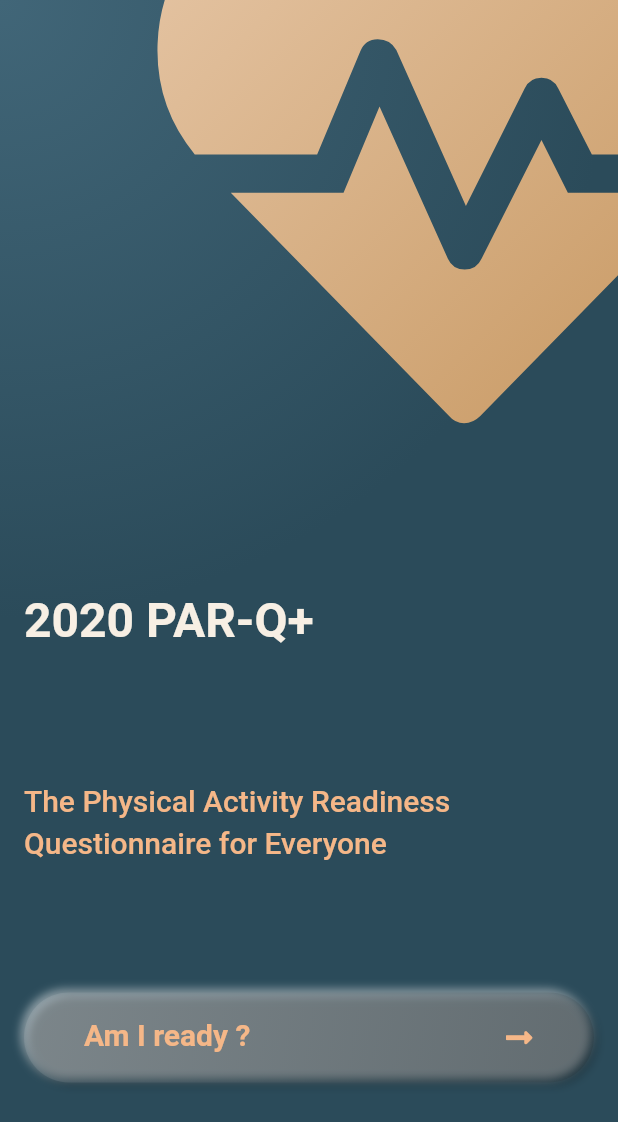
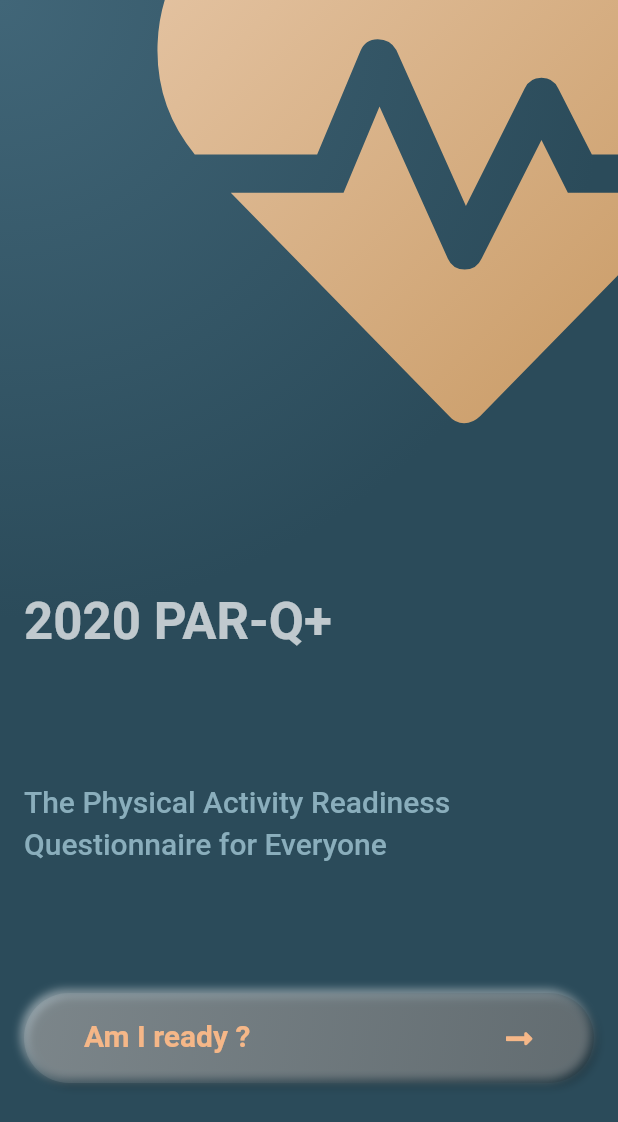
Before and after one commit to louisdeveseleer/parq, a Flutter app: the screen it shows after launch, on a phone screen of 412 x 824 dp. Shown: the top 1122 px of the screen. Run offline on Flutter 3.47's test engine with Material 2 defaults, Android fonts, the phone set to English and light mode, and no system bars; drawn by our look-alikes of flutter_neumorphic; our stand-ins replace font_awesome_flutter, package_info, page_transition.

Commit message:
update windows

```diff
--- a/lib/common_widgets/linear_gradient_mask.dart
+++ /dev/null
@@ -1,19 +0,0 @@
-import 'package:flutter/material.dart';
-
-class LinearGradientMask extends StatelessWidget {
-  LinearGradientMask({this.child});
-  final Widget child;
-
-  @override
-  Widget build(BuildContext context) {
-    return ShaderMask(
-      blendMode: BlendMode.srcATop,
-      shaderCallback: (bounds) => LinearGradient(
-        begin: Alignment.topLeft,
-        end: Alignment.bottomRight,
-        colors: [Color(0xffe7c8a9), Color(0xffC4935A)],
-      ).createShader(bounds),
-      child: child,
-    );
-  }
-}
--- a/lib/main.dart
+++ b/lib/main.dart
@@ -13,7 +13,7 @@ class MyApp extends StatelessWidget {
     return MaterialApp(
       debugShowCheckedModeBanner: false,
       title: 'PAR-Q+',
-      themeMode: ThemeMode.light,
+      themeMode: ThemeMode.dark,
       theme: themeData,
       home: WelcomePage(),
       onGenerateRoute: router.generateRoute,
--- a/lib/theme.dart
+++ b/lib/theme.dart
@@ -1,30 +1,25 @@
 import 'package:flutter_neumorphic/flutter_neumorphic.dart';
-
-TextStyle kTitleStyle = TextStyle(
-  fontFamily: 'Roboto',
-  color: Color(0xfff7efe4),
-);
 
 Color accentColor = Color(0xfff5b788);
 Color variantColor = Color(0xff8aaebc);
 
 ThemeData themeData = ThemeData(
+  brightness: Brightness.dark,
   primaryColor: Color(0xff416678),
-
   // fontFamily: 'Lora',
   textTheme: TextTheme(
-      bodyText2: kTitleStyle.copyWith(
+    bodyText2: TextStyle(
       fontSize: 14,
     ),
-      headline6: kTitleStyle.copyWith(
+    headline6: TextStyle(
       fontSize: 20,
       height: 1.4,
     ),
-      subtitle1: kTitleStyle.copyWith(
+    subtitle1: TextStyle(
       fontSize: 14,
       height: 1.3,
     ),
-      button: kTitleStyle.copyWith(
+    button: TextStyle(
       color: accentColor,
       fontWeight: FontWeight.w600,
       fontSize: 20,
@@ -32,7 +27,8 @@ ThemeData themeData = ThemeData(
     ),
   ),
   accentColor: accentColor,
-    hintColor: variantColor);
+  hintColor: variantColor,
+);
 
 BoxDecoration backgroundDecoration = BoxDecoration(
   gradient: RadialGradient(
--- a/lib/welcome_page.dart
+++ b/lib/welcome_page.dart
@@ -1,6 +1,5 @@
 import 'dart:math';
 import 'package:flutter/material.dart';
-import 'package:parq/common_widgets/linear_gradient_mask.dart';
 import 'package:parq/common_widgets/main_button.dart';
 import 'package:parq/general_health_questions/ghq_main_screen.dart';
 import 'package:parq/theme.dart';
@@ -39,16 +38,15 @@ class WelcomePage extends StatelessWidget {
                   ),
                   Text(
                     '2020 PAR-Q+',
-                    style: kTitleStyle.copyWith(
-                      fontSize: 32,
-                      fontWeight: FontWeight.w600,
-                    ),
+                    style: Theme.of(context).textTheme.headline4.copyWith(
+                          fontWeight: FontWeight.w600,
+                        ),
                     textAlign: TextAlign.start,
                   ),
                   Text(
                     'The Physical Activity Readiness Questionnaire for Everyone',
                     style: Theme.of(context).textTheme.headline6.copyWith(
-                          color: Theme.of(context).accentColor,
+                          color: Theme.of(context).hintColor,
                         ),
                     textAlign: TextAlign.start,
                   ),
@@ -113,7 +111,13 @@ class _BeatingHeartIconState extends State<BeatingHeartIcon>
 
   @override
   Widget build(BuildContext context) {
-    return LinearGradientMask(
+    return ShaderMask(
+      blendMode: BlendMode.srcATop,
+      shaderCallback: (bounds) => LinearGradient(
+        begin: Alignment.topLeft,
+        end: Alignment.bottomRight,
+        colors: [Color(0xffe7c8a9), Color(0xffC4935A)],
+      ).createShader(bounds),
       child: Icon(
         FontAwesomeIcons.heartbeat,
         size: animation.value,
--- a/pubspec.yaml
+++ b/pubspec.yaml
@@ -27,7 +27,8 @@ dependencies:
   font_awesome_flutter: ^8.9.0
   provider: ^4.3.2+2
   page_transition: ^1.1.7+2
-
+  package_info: ^0.4.3
+  url_launcher: ^5.7.7
 
   # The following adds the Cupertino Icons font to your application.
   # Use with the CupertinoIcons class for iOS style icons.
@@ -47,6 +48,9 @@ flutter:
   # included with your application, so that you can use the icons in
   # the material Icons class.
   uses-material-design: true
+
+  assets:
+    - assets/
 
   # To add assets to your application, add an assets section, like this:
   # assets:
```
Also changed, not shown: lib/common_widgets/custom_app_bar.dart (+72 -1 lines), pubspec.lock. Lines whose indentation alone changed are shown as unchanged.
